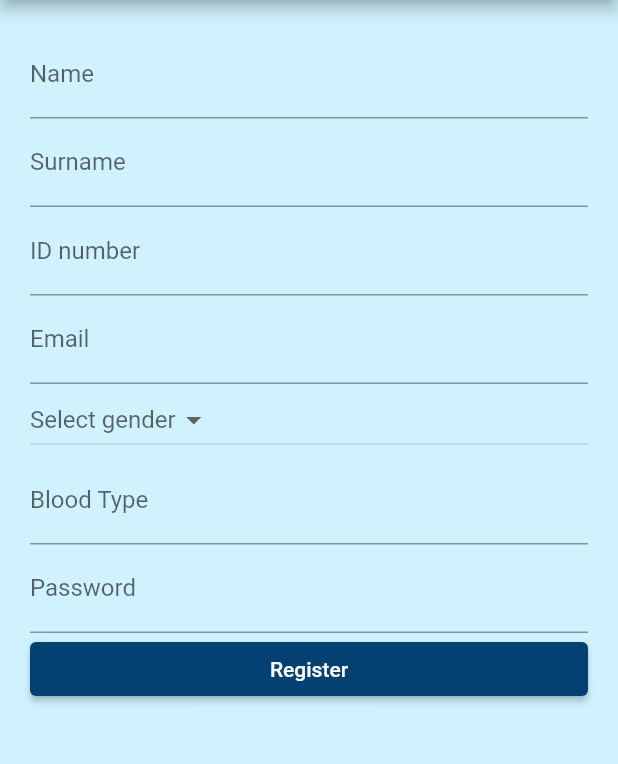
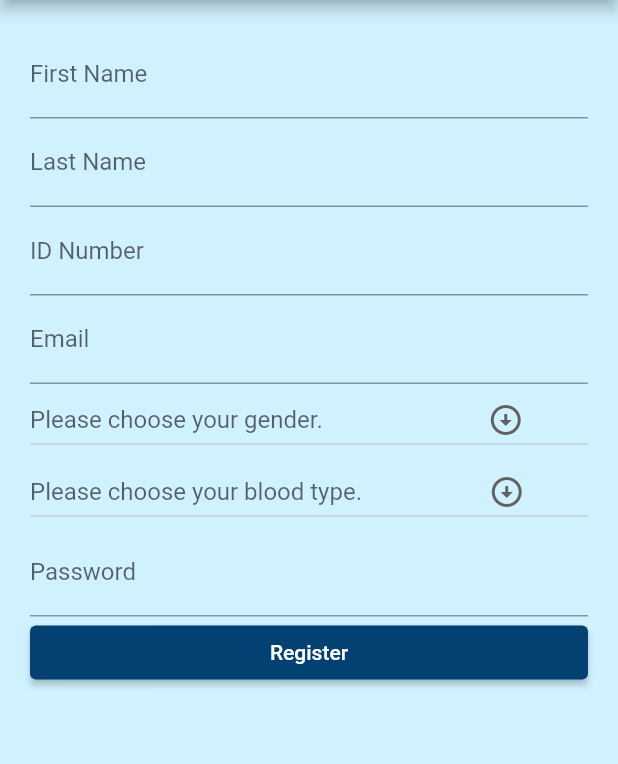
Before and after one commit to batuhancelasun/remedy, a Flutter app: the RegisterPage screen opened directly, on a phone screen of 412 x 824 dp, the part 84-848 px from its top. Run offline on Flutter 3.47's test engine with Material 2 defaults, Android fonts, the phone set to English and light mode, and no system bars; our stand-ins replace cloud_firestore, dropdown_button2, firebase_auth, firebase_core, get, google_maps_flutter and 1 more; accounts and stored records are empty.

Commit message:
register page dropdown menus added

```diff
--- a/lib/pages/register_page.dart
+++ b/lib/pages/register_page.dart
@@ -92,41 +92,96 @@ class _RegisterPageState extends State<RegisterPage> {
     );
   }
 
-  Widget _kanGrubuText(
+  String? selectedBloodType;
+  Widget _bloodTypeButton(
     String title,
     TextEditingController controller,
   ) {
-    return TextField(
-      controller: controller,
-      decoration: InputDecoration(labelText: title),
+    return DropdownButton(
+      icon: const Padding(
+        padding: EdgeInsets.only(left: 84.5),
+        child: Icon(Icons.arrow_circle_down),
+      ),
+      onChanged: (String? newValue) {
+        controller.text = newValue ?? '';
+        setState(
+          () {
+            selectedBloodType = newValue!;
+          },
+        );
+      },
+      hint: const Text('Please choose your blood type.'),
+      items: const [
+        DropdownMenuItem<String>(
+          value: 'A+',
+          child: Text('A+ (A Rh Positive)'),
+        ),
+        DropdownMenuItem<String>(
+          value: 'A-',
+          child: Text('A- (A Rh Negative)'),
+        ),
+        DropdownMenuItem<String>(
+          value: 'B+',
+          child: Text('B+ (B Rh Positive)'),
+        ),
+        DropdownMenuItem<String>(
+          value: 'B-',
+          child: Text('B- (B Rh Negative)'),
+        ),
+        DropdownMenuItem<String>(
+          value: '0+',
+          child: Text('0+ (0 Rh Positive)'),
+        ),
+        DropdownMenuItem<String>(
+          value: '0-',
+          child: Text('0- (0 Rh Negative)'),
+        ),
+        DropdownMenuItem<String>(
+          value: 'AB+',
+          child: Text('AB+ (AB Rh Positive)'),
+        ),
+        DropdownMenuItem<String>(
+          value: 'AB-',
+          child: Text('AB- (AB Rh Negative)'),
+        ),
+      ].toList(),
+      value: selectedBloodType,
     );
   }
 
-  String? selectedValue;
+  String? selectedGender;
   Widget _genderButton(
     TextEditingController controller,
   ) {
     return DropdownButton(
+      icon: const Padding(
+        padding: EdgeInsets.only(left: 110),
+        child: Icon(Icons.arrow_circle_down),
+      ),
       onChanged: (String? newValue) {
         controller.text = newValue ?? '';
         setState(
           () {
-            selectedValue = newValue!;
+            selectedGender = newValue!;
           },
         );
       },
-      hint: const Text('Select gender'),
+      hint: const Text('Please choose your gender.'),
       items: const [
         DropdownMenuItem<String>(
-          value: 'male',
-          child: Text('male'),
+          value: 'Male',
+          child: Text('Male'),
         ),
         DropdownMenuItem<String>(
-          value: 'female',
-          child: Text('female'),
+          value: 'Female',
+          child: Text('Female'),
+        ),
+        DropdownMenuItem<String>(
+          value: 'Other',
+          child: Text('Other'),
         ),
       ].toList(),
-      value: selectedValue,
+      value: selectedGender,
     );
   }
 
@@ -163,12 +218,12 @@ class _RegisterPageState extends State<RegisterPage> {
           padding: const EdgeInsets.all(20),
           child: ListView(
             children: <Widget>[
-              _nameText('Name', _controllerName),
-              _surNameText('Surname', _controllerSurName),
-              _tcText("ID number", _controllerIdNumber),
+              _nameText('First Name', _controllerName),
+              _surNameText('Last Name', _controllerSurName),
+              _tcText("ID Number", _controllerIdNumber),
               _mailText('Email', _controllerEmail),
               _genderButton(_controllerGender),
-              _kanGrubuText('Blood Type', _controllerBloodType),
+              _bloodTypeButton('Blood Type', _controllerBloodType),
               _passwordText('Password', _controllerPassword),
               _submitButton(),
               _errorMessage(),
```
